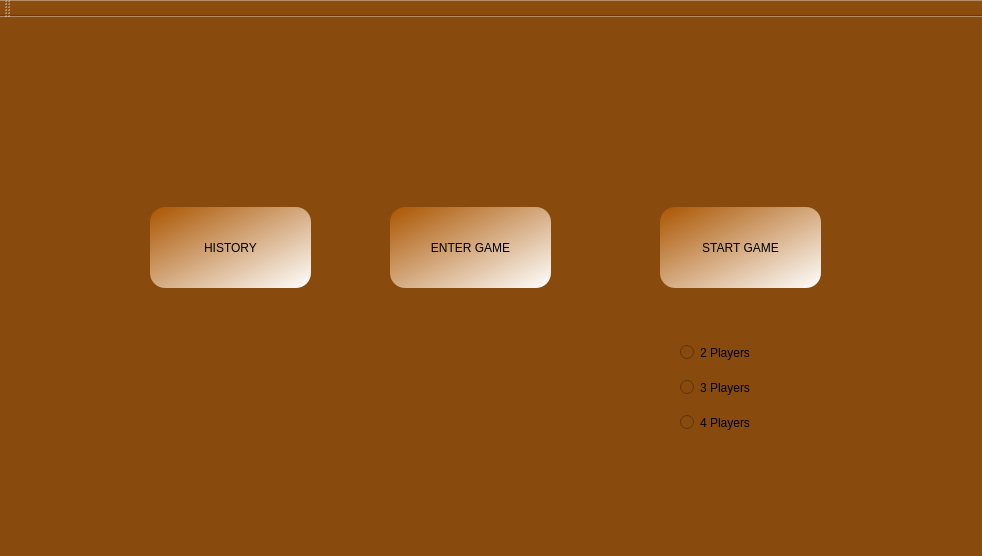
BogdanDeaconu/ProjectModernCpp, file ProjectModernCpp/Client/Meniu.ui: the form before one commit.
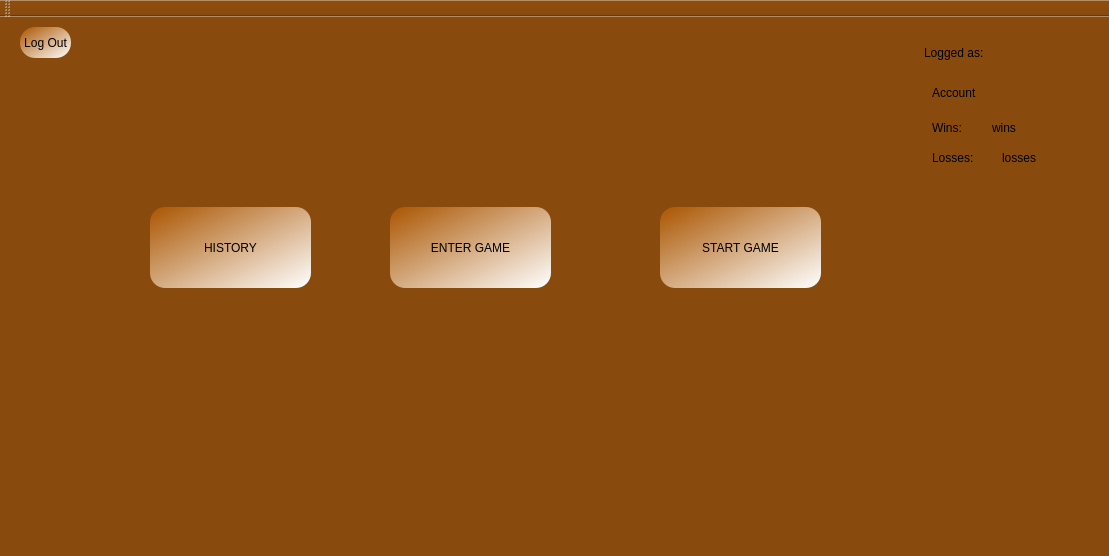
The form after the commit. Icons and pictures are not drawn.

What changed in the file:
```diff
--- a/ProjectModernCpp/Client/Meniu.ui
+++ b/ProjectModernCpp/Client/Meniu.ui
@@ -6,7 +6,7 @@
    <rect>
     <x>0</x>
     <y>0</y>
-    <width>982</width>
+    <width>1109</width>
     <height>556</height>
    </rect>
   </property>
@@ -74,7 +74,7 @@
     <property name="geometry">
      <rect>
       <x>210</x>
-      <y>20</y>
+      <y>10</y>
       <width>591</width>
       <height>111</height>
      </rect>
@@ -90,43 +90,133 @@
      <enum>QFrame::Raised</enum>
     </property>
    </widget>
-   <widget class="QRadioButton" name="radioButton">
+   <widget class="QWidget" name="widget" native="true">
     <property name="geometry">
      <rect>
-      <x>680</x>
-      <y>320</y>
-      <width>141</width>
-      <height>31</height>
-     </rect>
-    </property>
-    <property name="text">
-     <string>2 Players</string>
-    </property>
-   </widget>
-   <widget class="QRadioButton" name="radioButton_2">
-    <property name="geometry">
-     <rect>
-      <x>680</x>
-      <y>360</y>
-      <width>141</width>
-      <height>21</height>
-     </rect>
-    </property>
-    <property name="text">
-     <string>3 Players</string>
-    </property>
-   </widget>
-   <widget class="QRadioButton" name="radioButton_3">
-    <property name="geometry">
-     <rect>
-      <x>680</x>
-      <y>390</y>
+      <x>920</x>
+      <y>20</y>
       <width>151</width>
+      <height>131</height>
+     </rect>
+    </property>
+    <widget class="QLineEdit" name="lineEdit">
+     <property name="geometry">
+      <rect>
+       <x>2</x>
+       <y>0</y>
+       <width>121</width>
+       <height>31</height>
+      </rect>
+     </property>
+     <property name="styleSheet">
+      <string notr="true">
+font: 700 14pt &quot;Times New Roman&quot;;
+border-radius: 15px</string>
+     </property>
+     <property name="text">
+      <string>Logged as:</string>
+     </property>
+    </widget>
+    <widget class="QLineEdit" name="Account">
+     <property name="geometry">
+      <rect>
+       <x>10</x>
+       <y>30</y>
+       <width>113</width>
+       <height>51</height>
+      </rect>
+     </property>
+     <property name="styleSheet">
+      <string notr="true">border-radius: 15px</string>
+     </property>
+     <property name="text">
+      <string>Account</string>
+     </property>
+    </widget>
+    <widget class="QLineEdit" name="lineEdit_3">
+     <property name="geometry">
+      <rect>
+       <x>10</x>
+       <y>110</y>
+       <width>71</width>
+       <height>22</height>
+      </rect>
+     </property>
+     <property name="styleSheet">
+      <string notr="true">
+font: 700 14pt &quot;Times New Roman&quot;;
+border-radius: 15px</string>
+     </property>
+     <property name="text">
+      <string>Losses:</string>
+     </property>
+    </widget>
+    <widget class="QLineEdit" name="lineEdit_2">
+     <property name="geometry">
+      <rect>
+       <x>10</x>
+       <y>80</y>
+       <width>61</width>
+       <height>22</height>
+      </rect>
+     </property>
+     <property name="styleSheet">
+      <string notr="true">
+font: 700 14pt &quot;Times New Roman&quot;;
+border-radius: 15px</string>
+     </property>
+     <property name="text">
+      <string>Wins:</string>
+     </property>
+    </widget>
+    <widget class="QLineEdit" name="Wins">
+     <property name="geometry">
+      <rect>
+       <x>70</x>
+       <y>80</y>
+       <width>41</width>
+       <height>22</height>
+      </rect>
+     </property>
+     <property name="styleSheet">
+      <string notr="true">border-radius: 15px</string>
+     </property>
+     <property name="text">
+      <string>wins</string>
+     </property>
+    </widget>
+    <widget class="QLineEdit" name="lineEdit_5">
+     <property name="geometry">
+      <rect>
+       <x>80</x>
+       <y>110</y>
+       <width>41</width>
+       <height>22</height>
+      </rect>
+     </property>
+     <property name="styleSheet">
+      <string notr="true">border-radius: 15px</string>
+     </property>
+     <property name="text">
+      <string>losses</string>
+     </property>
+    </widget>
+   </widget>
+   <widget class="QPushButton" name="pushButton">
+    <property name="geometry">
+     <rect>
+      <x>20</x>
+      <y>10</y>
+      <width>51</width>
       <height>31</height>
      </rect>
     </property>
+    <property name="styleSheet">
+     <string notr="true">background-color: qlineargradient(spread:pad, x1:0, y1:0, x2:1, y2:1, stop:0 rgba(170, 85, 0, 255), stop:1 rgba(255, 255, 255, 255));
+border-radius: 15px</string>
+    </property>
     <property name="text">
-     <string>4 Players</string>
+     <string>Log Out</string>
     </property>
    </widget>
   </widget>
```
Left out of the diff: 7 changed lines with no effect on the pictures.
